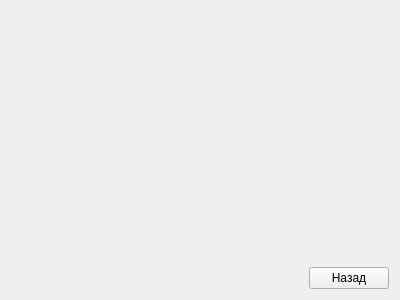
Old version of the form coststockforma.ui in the repository Lelius/protyazhka.
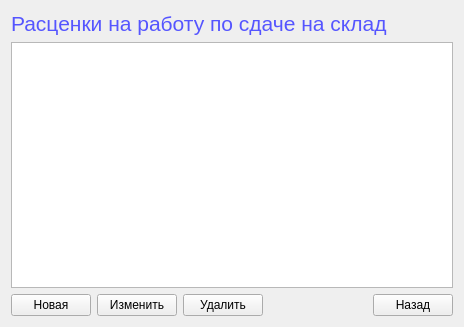
New version of the form.

Commit message: Оформил дизайн двух форм CostStockForma и CostWorkForma. Добавил им по заглавию, по tableView и по три кнопки.

Diff of the .ui file:
```diff
--- a/coststockforma.ui
+++ b/coststockforma.ui
@@ -6,15 +6,50 @@
    <rect>
     <x>0</x>
     <y>0</y>
-    <width>400</width>
-    <height>300</height>
+    <width>464</width>
+    <height>327</height>
    </rect>
   </property>
   <property name="windowTitle">
    <string>Form</string>
   </property>
   <layout class="QGridLayout" name="gridLayout">
-   <item row="1" column="0">
+   <item row="0" column="0">
+    <layout class="QVBoxLayout" name="verticalLayout">
+     <item>
+      <widget class="QLabel" name="labelTitleCostStockForma">
+       <property name="text">
+        <string>&lt;html&gt;&lt;head/&gt;&lt;body&gt;&lt;p&gt;&lt;span style=&quot; font-size:16pt; color:#5555ff;&quot;&gt;Расценки на работу по сдаче на склад&lt;/span&gt;&lt;/p&gt;&lt;/body&gt;&lt;/html&gt;</string>
+       </property>
+      </widget>
+     </item>
+     <item>
+      <widget class="QTableView" name="tableViewCostStock"/>
+     </item>
+     <item>
+      <layout class="QHBoxLayout" name="horizontalLayout">
+       <item>
+        <widget class="QPushButton" name="pushButtonNewCostStock">
+         <property name="text">
+          <string>Новая</string>
+         </property>
+        </widget>
+       </item>
+       <item>
+        <widget class="QPushButton" name="pushButtonEditCostStock">
+         <property name="text">
+          <string>Изменить</string>
+         </property>
+        </widget>
+       </item>
+       <item>
+        <widget class="QPushButton" name="pushButtonDeleteCostStock">
+         <property name="text">
+          <string>Удалить</string>
+         </property>
+        </widget>
+       </item>
+       <item>
     <spacer name="horizontalSpacer">
      <property name="orientation">
       <enum>Qt::Horizontal</enum>
@@ -27,25 +62,16 @@
      </property>
     </spacer>
    </item>
-   <item row="1" column="1">
+       <item>
     <widget class="QPushButton" name="pushButtonExitCostStockForma">
      <property name="text">
       <string>Назад</string>
      </property>
     </widget>
    </item>
-   <item row="0" column="1">
-    <spacer name="verticalSpacer">
-     <property name="orientation">
-      <enum>Qt::Vertical</enum>
-     </property>
-     <property name="sizeHint" stdset="0">
-      <size>
-       <width>20</width>
-       <height>40</height>
-      </size>
-     </property>
-    </spacer>
+      </layout>
+     </item>
+    </layout>
    </item>
   </layout>
  </widget>
```
Lines whose indentation alone changed are shown as unchanged. The commit also changes 3 other files.
